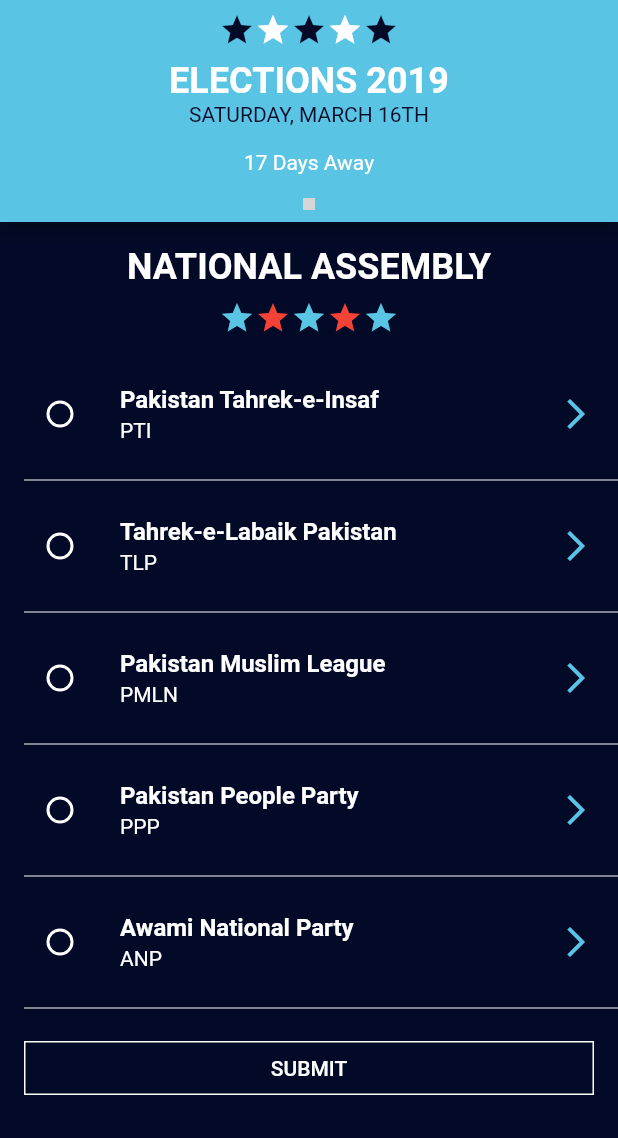
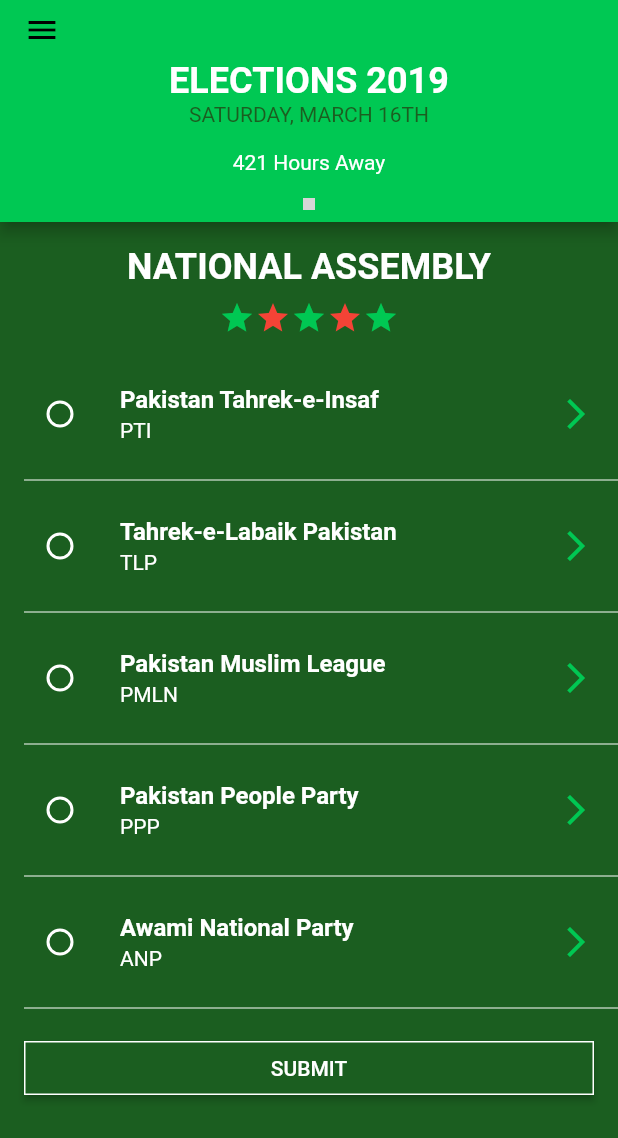
Before and after one commit to sanasz91mdev/voting_app-1, a Flutter app: the screen it shows after launch, on a phone screen of 412 x 824 dp. Shown: the top 1138 px of the screen. Run offline on Flutter 3.47's test engine with Material 2 defaults, Android fonts, the phone set to English and light mode, and no system bars; our stand-ins replace charts_flutter, cloud_firestore; missing offline and left inert: flutter_page_indicator; accounts and stored records are empty; grey boxes are pictures that could not be loaded.

Commit message:
change theme color, add drawer in AppBar, make control for alert dialog.

```diff
--- a/lib/main.dart
+++ b/lib/main.dart
@@ -6,8 +6,8 @@
 void main() => runApp(VotingApp());
 
 class VotingApp extends StatelessWidget {
-  final Color _primaryColor = Color(0xFF5AC4E5);
-  final Color _secondaryColor = Color(0xFF030A27);
+  final Color _primaryColor = Color(0xFF00c853);
+  final Color _secondaryColor = Color(0xFF1b5e20);
   final Color _accentColor = Colors.white;
   @override
   Widget build(BuildContext context) {
@@ -45,26 +45,11 @@
   bool votingComplete = false;
 
   void _handleRadioValueChange1(int value) {
+    if (!naVoteCasted) {
       setState(() {
         _radioValue1 = value;
-
-      switch (_radioValue1) {
-        case 0:
-          //Fluttertoast.showToast(msg: 'Correct !',toastLength: Toast.LENGTH_SHORT);
-          break;
-        case 1:
-          //Fluttertoast.showToast(msg: 'Try again !',toastLength: Toast.LENGTH_SHORT);
-          break;
-        case 2:
-          //Fluttertoast.showToast(msg: 'Try again !',toastLength: Toast.LENGTH_SHORT);
-          break;
-        case 3:
-          //Fluttertoast.showToast(msg: 'Try again !',toastLength: Toast.LENGTH_SHORT);
-          break;
-        case 4:
-          break;
+      });
     }
-    });
   }
 
   @override
@@ -90,7 +75,7 @@
     final provincial_series = [
       charts.Series<Provincial, String>(
         id: 'provincialChart',
-        colorFn: (_, __) => charts.MaterialPalette.blue.shadeDefault,
+        colorFn: (_, __) => charts.MaterialPalette.green.shadeDefault,
         domainFn: (Provincial winner, _) => winner.province,
         measureFn: (Provincial winner, _) => winner.votes,
         data: provincial_data,
@@ -100,6 +85,7 @@
     var series = [
       charts.Series(
           domainFn: (Track track, _) => track.day,
+          colorFn: (_, __) => charts.MaterialPalette.green.shadeDefault,
           measureFn: (Track track, _) => track.steps,
           id: 'nationalChart',
           data: data)
@@ -126,19 +112,6 @@
           preferredSize: Size.fromHeight(92.0),
           child: Column(
             children: <Widget>[
-              Padding(
-                padding: const EdgeInsets.all(8.0),
-                child: Row(
-                  mainAxisAlignment: MainAxisAlignment.center,
-                  children: <Widget>[
-                    Icon(Icons.star, color: Theme.of(context).backgroundColor),
-                    Icon(Icons.star, color: Theme.of(context).accentColor),
-                    Icon(Icons.star, color: Theme.of(context).backgroundColor),
-                    Icon(Icons.star, color: Theme.of(context).accentColor),
-                    Icon(Icons.star, color: Theme.of(context).backgroundColor),
-                  ],
-                ),
-              ),
               Text(
                 widget.title,
                 style: TextStyle(
@@ -153,7 +126,7 @@
               Padding(
                 padding: const EdgeInsets.only(top: 16.0, bottom: 8.0),
                 child: Text(
-                  '${DateTime(2019, 03, 16).difference(DateTime.now()).inDays} Days Away',
+                  '${DateTime(2019, 03, 16).difference(DateTime.now()).inHours} Hours Away',
                   style: TextStyle(
                     color: Colors.white,
                   ),
@@ -356,13 +329,24 @@
                 Padding(
                   padding: const EdgeInsets.only(
                       left: 16.0, right: 16.0, bottom: 16.0, top: 8),
-                  child: FlatButton(
-                    onPressed: () {
+                  child: RaisedButton(
+                    onPressed: naVoteCasted
+                        ? null
+                        : () {
+                            if (_radioValue1 == -1) {
+                              showAlertDialog(context, 'Unable to proceed',
+                                  'Please select a party to vote.');
+                            } else {
+                              setState(() {
+                                naVoteCasted = true;
+                              });
                               controller.jumpToPage(1);
+                            }
                           },
                     shape: Border.all(
                       color: Theme.of(context).accentColor,
                     ),
+                    color: Theme.of(context).backgroundColor,
                     child: Text(
                       'SUBMIT',
                       style: TextStyle(
@@ -633,42 +617,20 @@
       ),
       drawer: Drawer(
         child: ListView(
+          padding: EdgeInsets.zero,
           children: <Widget>[
             DrawerHeader(
-              child: Column(
-                crossAxisAlignment: CrossAxisAlignment.start,
+              child: Row(
+                  crossAxisAlignment: CrossAxisAlignment.center,
                   children: <Widget>[
-                  Text(
-                    "Elections 2019",
-                    style: TextStyle(
-                        fontWeight: FontWeight.w500,
-                        fontSize: 20.0,
-                        color: Colors.white),
+                    CircleAvatarWithShadow(),
+                  ]),
+              decoration: BoxDecoration(
+                image: DecorationImage(
+                  image: NetworkImage(
+                      'https://www.federalretirees.ca/~/media/Images/Advocacy/ElectionBallot_553558978.jpg'),
+                  fit: BoxFit.cover,
                 ),
-                  Padding(
-                    padding: const EdgeInsets.only(top: 48.0),
-                    child: Text(
-                      "Sana Zehra",
-                      style: TextStyle(
-                          fontWeight: FontWeight.w500,
-                          fontSize: 18.0,
-                          color: Colors.white),
-                    ),
-                  ),
-                  Padding(
-                    padding: EdgeInsets.only(top: 8.0),
-                  ),
-                  Text(
-                    "Karachi, NA - 252",
-                    style: TextStyle(
-                        fontWeight: FontWeight.w500,
-                        fontSize: 18.0,
-                        color: Colors.white),
-                  )
-                ],
-              ),
-              decoration: BoxDecoration(
-                color: Theme.of(context).primaryColor,
               ),
             ),
             ListTile(
@@ -682,7 +644,10 @@
                   ),
                 ],
               ),
-              onTap: null,
+              onTap: () {
+                Navigator.pop(context);
+                controller.jumpToPage(2);
+              },
             ),
             Divider(
               color: Colors.grey,
@@ -728,6 +693,48 @@
           ],
         ),
       ),
+    );
+  }
+
+  void showAlertDialog(BuildContext context, String title, String message) {
+    showDialog<void>(
+      context: context,
+      barrierDismissible: false, // user must tap button!
+      builder: (BuildContext context) {
+        return AlertDialog(
+          shape: Border.all(
+            color: Theme.of(context).accentColor,
+          ),
+          backgroundColor: Theme.of(context).backgroundColor,
+          title: Text(
+            title,
+            style: TextStyle(
+              color: Theme.of(context).accentColor,
+            ),
+          ),
+          content: SingleChildScrollView(
+            child: Text(
+              message,
+              style: TextStyle(
+                color: Theme.of(context).accentColor,
+              ),
+            ),
+          ),
+          actions: <Widget>[
+            FlatButton(
+              child: Text(
+                'Ok',
+                style: TextStyle(
+                  color: Theme.of(context).primaryColor,
+                ),
+              ),
+              onPressed: () {
+                Navigator.of(context).pop();
+              },
+            ),
+          ],
+        );
+      },
     );
   }
 
@@ -805,3 +812,31 @@
   @override
   String toString() => "Record<$name:$age>";
 }
+
+class CircleAvatarWithShadow extends StatelessWidget {
+  const CircleAvatarWithShadow({
+    Key key,
+  }) : super(key: key);
+
+  @override
+  Widget build(BuildContext context) {
+    return Container(
+      margin: const EdgeInsets.only(right: 16.0),
+      child: CircleAvatar(
+        foregroundColor: Theme.of(context).accentColor,
+        backgroundColor: Theme.of(context).accentColor,
+        radius: 32.0,
+        child: Container(),
+      ),
+      decoration: BoxDecoration(
+        boxShadow: [
+          BoxShadow(
+            color: Colors.black,
+            blurRadius: 10.0,
+          ),
+        ],
+        shape: BoxShape.circle,
+      ),
+    );
+  }
+}
```
Lines whose indentation alone changed are shown as unchanged.
